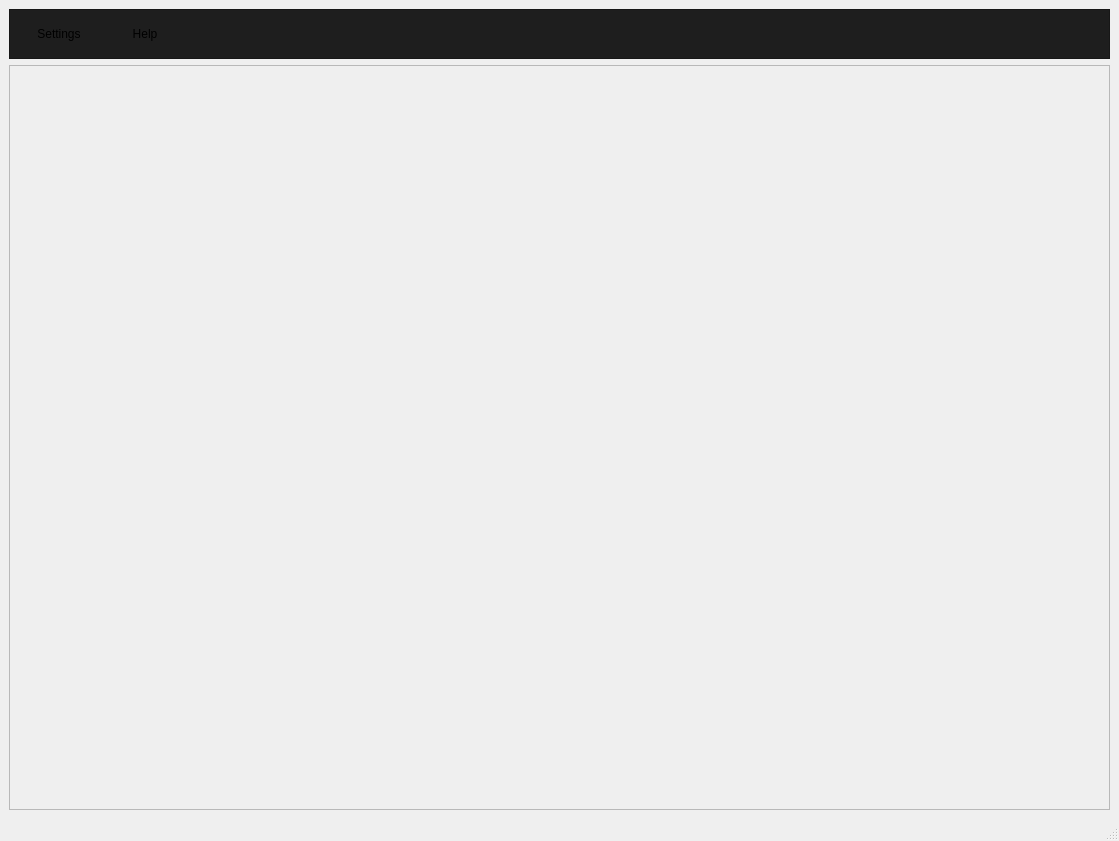
Old version of the form python/ui/qt/browser.ui in the repository IjulienI/IrisPipeline.
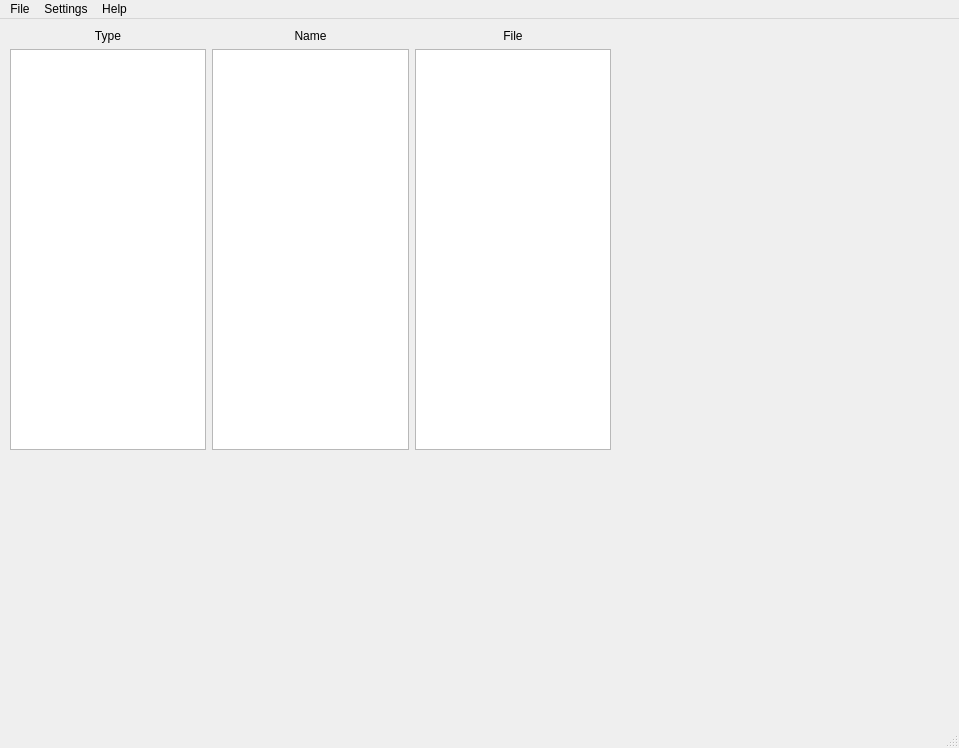
New version of the form.

What changed in the file:
```diff
--- a/python/ui/qt/browser.ui
+++ b/python/ui/qt/browser.ui
@@ -6,110 +6,132 @@
    <rect>
     <x>0</x>
     <y>0</y>
-    <width>1119</width>
-    <height>841</height>
+    <width>959</width>
+    <height>748</height>
    </rect>
   </property>
   <property name="windowTitle">
    <string>MainWindow</string>
   </property>
   <widget class="QWidget" name="centralwidget">
-   <layout class="QVBoxLayout" name="verticalLayout">
-    <item>
-     <widget class="QFrame" name="header">
-      <property name="minimumSize">
-       <size>
-        <width>0</width>
-        <height>50</height>
-       </size>
-      </property>
-      <property name="maximumSize">
-       <size>
-        <width>16777215</width>
-        <height>50</height>
-       </size>
-      </property>
-      <property name="styleSheet">
-       <string notr="true">background-color: rgb(30, 30, 30);</string>
-      </property>
-      <property name="frameShape">
-       <enum>QFrame::Shape::StyledPanel</enum>
-      </property>
-      <property name="frameShadow">
-       <enum>QFrame::Shadow::Raised</enum>
-      </property>
-      <layout class="QHBoxLayout" name="horizontalLayout_3">
+   <widget class="QWidget" name="horizontalLayoutWidget">
+    <property name="geometry">
+     <rect>
+      <x>10</x>
+      <y>10</y>
+      <width>601</width>
+      <height>421</height>
+     </rect>
+    </property>
+    <layout class="QHBoxLayout" name="horizontalLayout">
+     <item>
+      <layout class="QVBoxLayout" name="verticalLayout">
        <item>
-        <widget class="QPushButton" name="PB_settings">
+        <widget class="QLabel" name="label">
+         <property name="maximumSize">
+          <size>
+           <width>16777215</width>
+           <height>25</height>
+          </size>
+         </property>
+         <property name="layoutDirection">
+          <enum>Qt::LayoutDirection::LeftToRight</enum>
+         </property>
          <property name="text">
-          <string>Settings</string>
+          <string>Type</string>
          </property>
-         <property name="flat">
-          <bool>true</bool>
+         <property name="alignment">
+          <set>Qt::AlignmentFlag::AlignCenter</set>
          </property>
         </widget>
        </item>
        <item>
-        <widget class="QPushButton" name="PB_help">
+        <widget class="QListWidget" name="lw_asset_type"/>
+       </item>
+      </layout>
+     </item>
+     <item>
+      <layout class="QVBoxLayout" name="verticalLayout_2">
+       <item>
+        <widget class="QLabel" name="label_2">
+         <property name="maximumSize">
+          <size>
+           <width>16777215</width>
+           <height>25</height>
+          </size>
+         </property>
+         <property name="layoutDirection">
+          <enum>Qt::LayoutDirection::LeftToRight</enum>
+         </property>
          <property name="text">
-          <string>Help</string>
+          <string>Name</string>
          </property>
-         <property name="flat">
-          <bool>true</bool>
+         <property name="alignment">
+          <set>Qt::AlignmentFlag::AlignCenter</set>
          </property>
         </widget>
        </item>
        <item>
-        <spacer name="horizontalSpacer">
-         <property name="orientation">
-          <enum>Qt::Orientation::Horizontal</enum>
-         </property>
-         <property name="sizeHint" stdset="0">
-          <size>
-           <width>40</width>
-           <height>20</height>
-          </size>
-         </property>
-        </spacer>
+        <widget class="QListWidget" name="lw_asset_name"/>
        </item>
       </layout>
-     </widget>
-    </item>
-    <item>
-     <widget class="QFrame" name="frame_2">
-      <property name="sizePolicy">
-       <sizepolicy hsizetype="Preferred" vsizetype="Expanding">
-        <horstretch>0</horstretch>
-        <verstretch>0</verstretch>
-       </sizepolicy>
-      </property>
-      <property name="frameShape">
-       <enum>QFrame::Shape::StyledPanel</enum>
-      </property>
-      <property name="frameShadow">
-       <enum>QFrame::Shadow::Raised</enum>
-      </property>
+     </item>
+     <item>
       <layout class="QVBoxLayout" name="verticalLayout_3">
        <item>
-        <widget class="QWidget" name="widget_2" native="true"/>
+        <widget class="QLabel" name="label_3">
+         <property name="maximumSize">
+          <size>
+           <width>16777215</width>
+           <height>25</height>
+          </size>
+         </property>
+         <property name="layoutDirection">
+          <enum>Qt::LayoutDirection::LeftToRight</enum>
+         </property>
+         <property name="text">
+          <string>File</string>
+         </property>
+         <property name="alignment">
+          <set>Qt::AlignmentFlag::AlignCenter</set>
+         </property>
+        </widget>
        </item>
        <item>
-        <widget class="QWidget" name="widget" native="true"/>
+        <widget class="QListWidget" name="listWidget_3"/>
        </item>
       </layout>
-     </widget>
-    </item>
-   </layout>
+     </item>
+    </layout>
+   </widget>
   </widget>
   <widget class="QMenuBar" name="menubar">
    <property name="geometry">
     <rect>
      <x>0</x>
      <y>0</y>
-     <width>1119</width>
+     <width>959</width>
      <height>33</height>
     </rect>
    </property>
+   <widget class="QMenu" name="menuFile">
+    <property name="title">
+     <string>File</string>
+    </property>
+   </widget>
+   <widget class="QMenu" name="menuSettings">
+    <property name="title">
+     <string>Settings</string>
+    </property>
+   </widget>
+   <widget class="QMenu" name="menuHelp">
+    <property name="title">
+     <string>Help</string>
+    </property>
+   </widget>
+   <addaction name="menuFile"/>
+   <addaction name="menuSettings"/>
+   <addaction name="menuHelp"/>
   </widget>
   <widget class="QStatusBar" name="statusbar"/>
  </widget>
```
